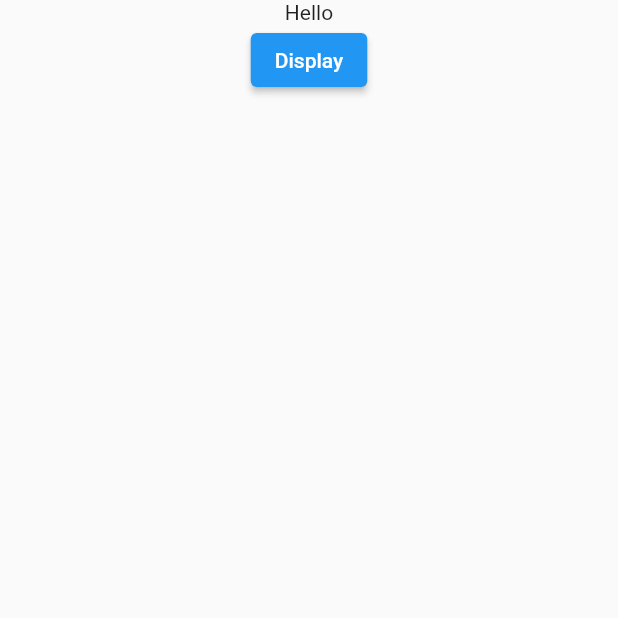
After one commit to vy-lett-otsv/controller, a Flutter app: the TimeView screen opened directly, after a tap on "Display", on a phone screen of 412 x 824 dp, the top half of it. The commit adds this screen. Run offline on Flutter 3.47's test engine with Material 2 defaults, Android fonts, the phone set to English and light mode, and no system bars; our stand-ins replace dio, file_picker, permission_handler, shared_preferences; accounts and stored records are empty; network calls fail.

Commit message:
change text

```diff
--- a/lib/data/label_entity.dart
+++ b/lib/data/label_entity.dart
@@ -28,5 +28,6 @@ class LabelEntity {
 
   Map<String, dynamic> toJsonUpdate() => {
     "id": id,
+    "name": name
   };
 }
--- a/lib/services/auth_services.dart
+++ b/lib/services/auth_services.dart
@@ -18,8 +18,6 @@ class AuthService {
     try {
       if (SharedPrefModel.instance.userToken == null ||
           SharedPrefModel.instance.userToken!.isEmpty) return false;
-
-      /// get new token
       final response = await AuthAPIService.getInstance().refreshToken(
         accessToken: SharedPrefModel.instance.userToken!,
         refreshToken: SharedPrefModel.instance.userRefreshToken!,
--- a/lib/viewmodels/sign_in_view_model.dart
+++ b/lib/viewmodels/sign_in_view_model.dart
@@ -11,7 +11,7 @@ class SignInViewModel extends BaseViewModel {
   TextEditingController userController = TextEditingController();
   TextEditingController passController = TextEditingController();
 
-  void onClickLoginButton() async {
+  void onClickLoginButton(BuildContext context) async {
     try {
       final AuthEntity entity = await AuthAPIService.getInstance().login(userController.text, passController.text);
 
--- a/lib/viewmodels/splash_view_model.dart
+++ b/lib/viewmodels/splash_view_model.dart
@@ -32,7 +32,6 @@ class SplashViewModel extends BaseViewModel {
   Future<void> _initData() async {
     print("Splash initData");
     await Future.wait([
-      //--- SharedPref --//
       SharedPrefModel.instance.onInit(),
     ]);
   }
--- /dev/null
+++ b/lib/views/display_time.dart
@@ -0,0 +1,40 @@
+import 'package:flutter/material.dart';
+import 'package:https/viewmodels/time_model_controller.dart';
+
+class DisplayTimeController{
+  late final Function(String newText) updateText;
+}
+
+class DisplayTime extends StatefulWidget {
+  final DisplayTimeController timeModelController;
+  final Function(Function(String s)) callback;
+  const DisplayTime({Key? key,
+    required this.timeModelController,
+    required this.callback
+  }) : super(key: key);
+  @override
+  DisplayTimeState createState() => DisplayTimeState();
+}
+
+class DisplayTimeState extends State<DisplayTime> {
+
+  String  text = '';
+
+  @override
+  void initState() {
+    widget.callback(changeText);
+    widget.timeModelController.updateText = changeText;
+    super.initState();
+  }
+
+  void changeText(String newText){
+    setState(() {
+      text = newText;
+    });
+  }
+
+  @override
+  Widget build(BuildContext context) {
+    return Text(text);
+  }
+}
--- a/lib/views/sign_in_view.dart
+++ b/lib/views/sign_in_view.dart
@@ -34,7 +34,7 @@ class _SignInViewState extends State<SignInView> {
                       controller: viewModel.passController,
                     ),
                     ElevatedButton(
-                        onPressed: () {viewModel.onClickLoginButton();},
+                        onPressed: () {viewModel.onClickLoginButton(context);},
                         child: const Text("Login")
                     )
                   ],
--- /dev/null
+++ b/lib/views/time_view.dart
@@ -0,0 +1,40 @@
+import 'package:flutter/material.dart';
+import 'package:https/viewmodels/time_model_controller.dart';
+import 'display_time.dart';
+
+
+class TimeView extends StatefulWidget {
+  const TimeView({Key? key}) : super(key: key);
+  @override
+  State<TimeView> createState() => _TimeViewState();
+}
+
+class _TimeViewState extends State<TimeView> {
+  final DisplayTimeController displayTimeController = DisplayTimeController();
+  late Function(String s) changeText;
+
+  @override
+  Widget build(BuildContext context) {
+    return Scaffold(
+      body: SafeArea(
+        child: Center(
+          child: Column(
+            children: [
+              DisplayTime(
+                timeModelController: displayTimeController,
+                callback: (Function(String s) callbackFunction) {
+                  changeText = callbackFunction;
+                },
+              ),
+              ElevatedButton(
+                  onPressed: () {
+                      // displayTimeController.updateText(DateTime.now().toString());
+                      changeText("Hello");
+                  }, child: const Text('Display'))
+            ],
+          ),
+        ),
+      ),
+    );
+  }
+}
```
Also changed, not shown: lib/models/time_model.dart (added, +15 -0 lines), lib/services/navigation_services.dart (+8 -0 lines), lib/services/product_api_service.dart (+4 -8 lines), lib/viewmodels/home_view_model.dart (+29 -2 lines), lib/viewmodels/permission_view_model.dart (added, +83 -0 lines), lib/viewmodels/time_model_controller.dart (added, +14 -0 lines), lib/viewmodels/time_view_model.dart (added, +10 -0 lines), lib/views/home_view.dart (+74 -3 lines), lib/views/permission_view.dart (added, +57 -0 lines), lib/views/widgets/image_load.dart (added, +27 -0 lines), lib/views/widgets/image_permission.dart (added, +62 -0 lines), lib/views/widgets/pick_file.dart (added, +34 -0 lines), pubspec.yaml (+6 -4 lines), pubspec.lock, 3 other files.
